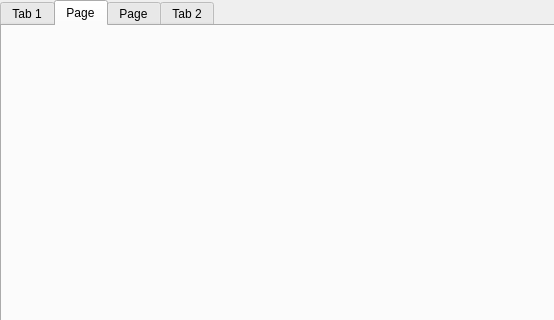
First picture: the form in main.ui, repository shohei/rocket_designer, before the edit; both pictures show x 0 to 554 and y 0 to 320 of the 823 by 596 pixel window.
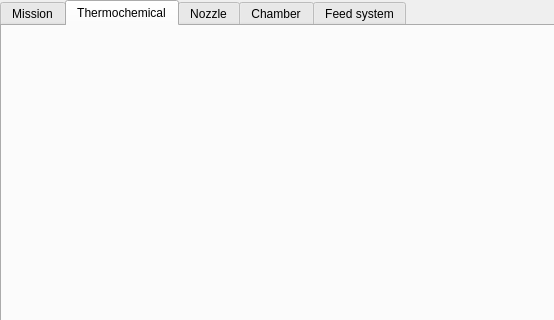
Second picture: the form after the edit. The open tabs and pages were chosen to show the change.

Patch:
```diff
--- a/main.ui
+++ b/main.ui
@@ -27,7 +27,7 @@
    </property>
    <widget class="QWidget" name="tab">
     <attribute name="title">
-     <string>Tab 1</string>
+     <string>Mission</string>
     </attribute>
     <widget class="QPushButton" name="pushButton">
      <property name="geometry">
@@ -45,17 +45,22 @@
    </widget>
    <widget class="QWidget" name="tab_4">
     <attribute name="title">
-     <string>Page</string>
+     <string>Thermochemical</string>
     </attribute>
    </widget>
    <widget class="QWidget" name="tab_3">
     <attribute name="title">
-     <string>Page</string>
+     <string>Nozzle</string>
     </attribute>
    </widget>
    <widget class="QWidget" name="tab_2">
     <attribute name="title">
-     <string>Tab 2</string>
+     <string>Chamber</string>
+    </attribute>
+   </widget>
+   <widget class="QWidget" name="tab_5">
+    <attribute name="title">
+     <string>Feed system</string>
     </attribute>
    </widget>
   </widget>
```
Left out of the diff: 2 changed lines with no effect on the pictures.
